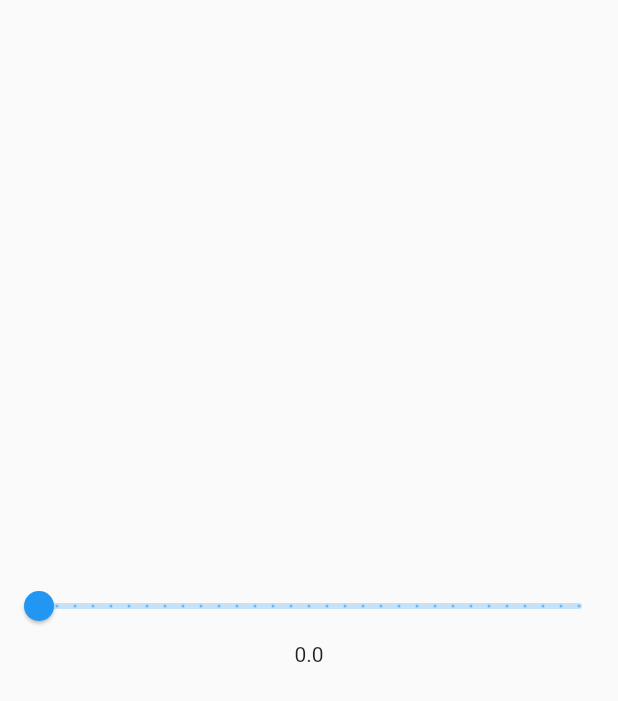
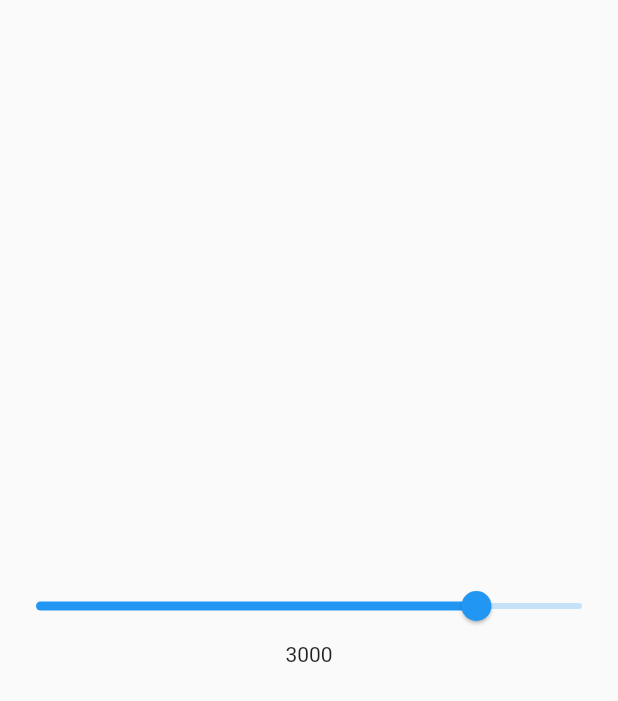
Before and after one commit to enolcasielles/non-linear-slider, a Flutter app: the screen it shows after launch, on a phone screen of 412 x 824 dp. Shown: the top 701 px of the screen. Run offline on Flutter 3.47's test engine with Material 2 defaults, Android fonts, the light colour scheme and no system bars.

Commit message:
rename widget and separate interval class

```diff
--- a/lib/main.dart
+++ b/lib/main.dart
@@ -1,5 +1,6 @@
 import 'package:flutter/material.dart';
-import 'package:slider_variable_interval/variable_interval_slider.dart';
+import 'package:slider_variable_interval/models/interval.dart' as nls;
+import 'package:slider_variable_interval/widgets/non_linear_slider.dart';
 
 void main() {
   runApp(MyApp());
@@ -23,31 +24,33 @@ class HomePage extends StatefulWidget {
 }
 
 class _HomePageState extends State<HomePage> {
-  double value = 0;
+  double value = 3000;
 
   @override
   Widget build(BuildContext context) {
     return Scaffold(
       body: Container(
+        child: Center(
           child: Column(
-          mainAxisSize: MainAxisSize.max,
-          mainAxisAlignment: MainAxisAlignment.center,
+            mainAxisSize: MainAxisSize.min,
             children: [
-            VariableIntervalSlider(
+              NonLinearSlider(
                 intervals: [
-                SliderInterval(0, 10, 1),
-                SliderInterval(10, 40, 3),
-                SliderInterval(40, 80, 4),
+                  nls.Interval(10, 100, 0.25),
+                  nls.Interval(100, 1000, 0.5),
+                  nls.Interval(1000, 10000, 0.25),
                 ],
-              divisions: 30,
-              onChanged: (sliderValue) {
-                setState(() {
-                  value = sliderValue;
-                });
+                value: value,
+                onChanged: (value) {
+                  this.value = value;
+                  setState(() {});
                 },
+                label: value.round().toString(),
+                divisions: 100,
               ),
-            Text('$value'),
+              Text(value.round().toString())
             ],
+          ),
         ),
       ),
     );
--- /dev/null
+++ b/lib/models/interval.dart
@@ -0,0 +1,7 @@
+class Interval {
+  final double min;
+  final double max;
+  final double weight;
+
+  Interval(this.min, this.max, this.weight);
+}
--- a/lib/variable_interval_slider.dart
+++ /dev/null
@@ -1,131 +0,0 @@
-import 'package:flutter/material.dart';
-import 'package:flutter/rendering.dart';
-
-class SliderInterval {
-  final double min;
-  final double max;
-  final double value;
-
-  SliderInterval(this.min, this.max, this.value,);
-}
-
-class VariableIntervalSlider extends StatefulWidget {
-
-  final List<SliderInterval> intervals;
-  final int divisions;
-  final Function(double value) onChanged;
-  final ValueChanged<double>? onChangeStart;
-  final ValueChanged<double>? onChangeEnd;
-  final String? label;
-  final Color? activeColor;
-  final Color? inactiveColor;
-  final MouseCursor? mouseCursor;
-  final SemanticFormatterCallback? semanticFormatterCallback;
-  final FocusNode? focusNode;
-  final bool autofocus;
-
-  VariableIntervalSlider({
-    Key? key,
-    required this.intervals,
-    required this.divisions,
-    required this.onChanged,
-    this.onChangeStart,
-    this.onChangeEnd,
-    this.label,
-    this.activeColor,
-    this.inactiveColor,
-    this.mouseCursor,
-    this.semanticFormatterCallback,
-    this.focusNode,
-    this.autofocus = false,
-  }) : super(key: key) {
-    _checkIntervals();
-  }
-
-  @override
-  _VariableIntervalSliderState createState() => _VariableIntervalSliderState();
-
-  void _checkIntervals() {
-    for(int i=0 ; i<intervals.length ; i++) {
-      final SliderInterval interval = intervals[i];
-      assert(interval.min <= interval.max, 'El mínimo de un intervalo tiene que ser menor que el máximo');
-      if(i == 0)
-        continue;
-      if(intervals.length > 1)
-        assert(interval.min == intervals[i-1].max, 'El minimo de un intervalo tiene que ser igual la maximo del anterior');
-    }
-  }
-
-}
-
-class _VariableIntervalSliderState extends State<VariableIntervalSlider> {
-
-  List<SliderInterval> sliderIntervals = [];
-
-  double consumerValue = 0;
-  double sliderValue = 0;
-
-  _VariableIntervalSliderState();
-
-  @override
-  void initState() {
-    _setSliderIntervals();
-    super.initState();
-  }
-
-  @override
-  Widget build(BuildContext context) {
-    return Slider(
-      value: sliderValue,
-      min: sliderIntervals.first.min,
-      max: sliderIntervals.last.max,
-      onChanged: (value) {
-        sliderValue = value;
-        consumerValue = sliderToConsumer(sliderValue);
-        print('Slider: $sliderValue');
-        print('Consumer: $consumerValue');
-        widget.onChanged(consumerValue);
-        setState(() {});
-      },
-      divisions: widget.divisions,
-      onChangeEnd: widget.onChangeEnd,
-      onChangeStart: widget.onChangeStart,
-      label: widget.label,
-      activeColor: widget.activeColor,
-      inactiveColor: widget.inactiveColor,
-      mouseCursor: widget.mouseCursor,
-      semanticFormatterCallback: widget.semanticFormatterCallback,
-      focusNode: widget.focusNode,
-      autofocus: widget.autofocus,
-    );
-  }
-
-  void _setSliderIntervals() {
-    sliderIntervals = [];
-    int i = 0;
-    for(final SliderInterval interval in widget.intervals) {
-      double min = i == 0 ? widget.intervals.first.min : sliderIntervals.last.max;
-      double max = min + (interval.max - interval.min) / interval.value;
-      sliderIntervals.add(SliderInterval(min, max, 1));
-      i++;
-    }
-    consumerValue = widget.intervals.first.min;
-    sliderValue = sliderIntervals.first.min;
-  }
-
-  double sliderToConsumer(sliderValue) {
-    double val = 0;
-    int i = 0;
-    for(final SliderInterval interval in sliderIntervals) {
-      if(interval.max < sliderValue)
-        val += (interval.max - interval.min) * widget.intervals[i].value;
-      else {
-        val += (sliderValue - interval.min) * widget.intervals[i].value;
-        break;
-      }
-      i++;
-    }
-    return val;
-  }
-
-}
--- /dev/null
+++ b/lib/widgets/non_linear_slider.dart
@@ -0,0 +1,123 @@
+import 'package:flutter/material.dart';
+import 'package:slider_variable_interval/models/interval.dart' as nls;
+
+class NonLinearSlider extends StatelessWidget {
+  final List<nls.Interval> sliderIntervals = [];
+
+  final List<nls.Interval> consumerIntervals;
+  final Function(double) onChanged;
+  final double value;
+  final int? divisions;
+  final ValueChanged<double>? onChangeStart;
+  final ValueChanged<double>? onChangeEnd;
+  final double? initialValue;
+  final String? label;
+  final Color? activeColor;
+  final Color? inactiveColor;
+  final MouseCursor? mouseCursor;
+  final SemanticFormatterCallback? semanticFormatterCallback;
+  final FocusNode? focusNode;
+  final bool autofocus;
+
+  NonLinearSlider({
+    Key? key,
+    required List<nls.Interval> intervals,
+    required this.value,
+    required this.onChanged,
+    this.onChangeStart,
+    this.onChangeEnd,
+    this.initialValue,
+    this.label,
+    this.activeColor,
+    this.inactiveColor,
+    this.mouseCursor,
+    this.semanticFormatterCallback,
+    this.focusNode,
+    this.autofocus = false,
+    this.divisions,
+  })  : consumerIntervals = intervals,
+        super(key: key) {
+    _checkIntervals();
+    _setIntervals();
+  }
+
+  @override
+  Widget build(BuildContext context) {
+    return Slider(
+      value: _consumerToSlider(value),
+      onChanged: (double sliderValue) {
+        onChanged(_sliderToConsumer(sliderValue));
+      },
+      min: 0,
+      max: 100,
+      divisions: divisions,
+      onChangeEnd: onChangeEnd,
+      onChangeStart: onChangeStart,
+      label: label,
+      activeColor: activeColor,
+      inactiveColor: inactiveColor,
+      mouseCursor: mouseCursor,
+      semanticFormatterCallback: semanticFormatterCallback,
+      focusNode: focusNode,
+      autofocus: autofocus,
+    );
+  }
+
+  void _setIntervals() {
+    int i = 0;
+    for (final nls.Interval interval in consumerIntervals) {
+      double min = i == 0 ? 0 : sliderIntervals.last.max;
+      double max = min + interval.weight * 100;
+      sliderIntervals.add(nls.Interval(min, max, interval.weight));
+      i++;
+    }
+  }
+
+  void _checkIntervals() {
+    double totalValue = 0;
+    for(int i=0 ; i<consumerIntervals.length ; i++) {
+      final nls.Interval interval = consumerIntervals[i];
+      totalValue += interval.weight;
+      assert(interval.min <= interval.max, 'El mínimo de un intervalo tiene que ser menor que el máximo');
+      if(i == 0)
+        continue;
+      if(consumerIntervals.length > 1)
+        assert(interval.min == consumerIntervals[i-1].max, 'El minimo de un intervalo tiene que ser igual la maximo del anterior');
+    }
+    assert(totalValue.round() == 1, 'La suma de los porcentajes que ocupa cada intervalo ha de ser igual a 1');
+  }
+
+  double _sliderToConsumer(double sliderValue) {
+    double val = consumerIntervals.first.min;
+    int i = 0;
+    for (final nls.Interval interval in sliderIntervals) {
+      nls.Interval consumerInterval = consumerIntervals[i];
+      if (interval.max < sliderValue)
+        val = consumerInterval.max;
+      else {
+        val += (sliderValue - interval.min) *
+            ((consumerInterval.max - consumerInterval.min) /
+                (interval.max - interval.min));
+        break;
+      }
+      i++;
+    }
+    return val;
+  }
+
+  double _consumerToSlider(double consumerValue) {
+    late nls.Interval ci, si;
+    int index = 0;
+    for (final nls.Interval interval in consumerIntervals) {
+      if (interval.max < consumerValue) {
+        index++;
+        continue;
+      }
+      ci = interval;
+      si = sliderIntervals[index];
+      break;
+    }
+    return si.min +
+        (consumerValue - ci.min) * ((si.max - si.min) / (ci.max - ci.min));
+  }
+}
```
Also changed, not shown: 1 other file. Lines whose indentation alone changed are shown as unchanged.
